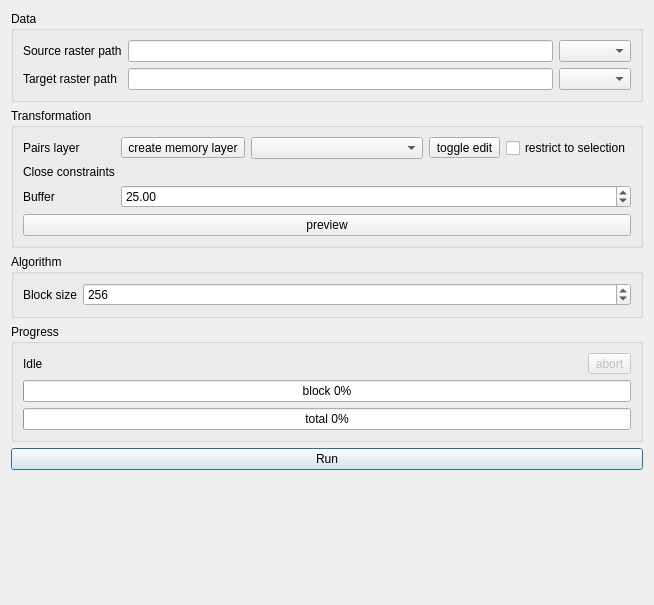
Old version of the form ui_main.ui in the repository olivierdalang/RasterBender.
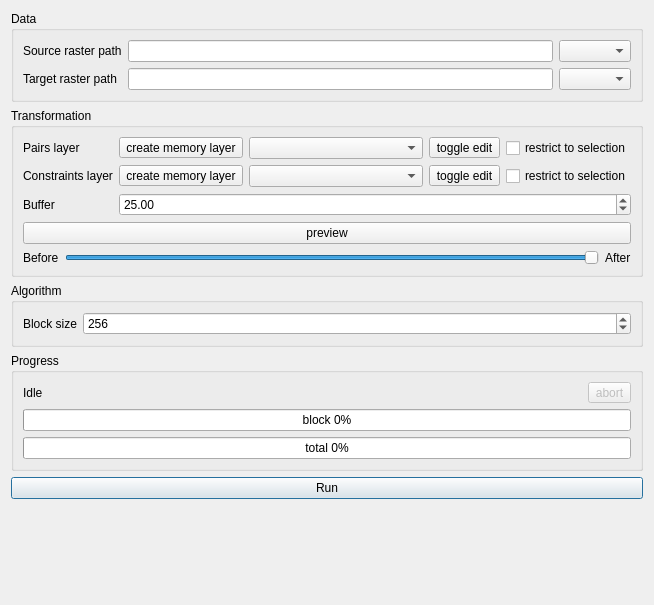
New version of the form. Icons and pictures are not drawn. Custom widgets are drawn as their Qt base class.

Commit message: use separate layers for constraints

```diff
--- a/ui_main.ui
+++ b/ui_main.ui
@@ -162,6 +162,59 @@
         </item>
        </layout>
       </item>
+      <item row="1" column="0">
+       <widget class="QLabel" name="label_5">
+        <property name="text">
+         <string>Constraints layer</string>
+        </property>
+       </widget>
+      </item>
+      <item row="1" column="1">
+       <layout class="QHBoxLayout" name="horizontalLayout">
+        <item>
+         <widget class="QToolButton" name="createConstraintsLayerButton">
+          <property name="text">
+           <string>create memory layer</string>
+          </property>
+          <property name="icon">
+           <iconset>
+            <normaloff>resources/mActionCaptureLine.png</normaloff>resources/mActionCaptureLine.png</iconset>
+          </property>
+         </widget>
+        </item>
+        <item>
+         <widget class="QComboBox" name="constraintsLayerComboBox">
+          <property name="sizePolicy">
+           <sizepolicy hsizetype="Preferred" vsizetype="Fixed">
+            <horstretch>1</horstretch>
+            <verstretch>0</verstretch>
+           </sizepolicy>
+          </property>
+         </widget>
+        </item>
+        <item>
+         <widget class="QToolButton" name="constraintsLayerEditModeButton">
+          <property name="text">
+           <string>toggle edit</string>
+          </property>
+          <property name="icon">
+           <iconset>
+            <normaloff>resources/mIconEditable.png</normaloff>resources/mIconEditable.png</iconset>
+          </property>
+          <property name="checkable">
+           <bool>true</bool>
+          </property>
+         </widget>
+        </item>
+        <item>
+         <widget class="QCheckBox" name="constraintsLayerRestrictToSelectionCheckBox">
+          <property name="text">
+           <string>restrict to selection</string>
+          </property>
+         </widget>
+        </item>
+       </layout>
+      </item>
       <item row="2" column="0">
        <widget class="QLabel" name="label_3">
         <property name="enabled">
@@ -210,17 +263,31 @@
         </property>
        </widget>
       </item>
-      <item row="1" column="0">
-       <widget class="QLabel" name="label_5">
-        <property name="text">
-         <string>Close constraints</string>
-        </property>
-       </widget>
-      </item>
-      <item row="1" column="1">
-       <layout class="QHBoxLayout" name="horizontalLayout">
+      <item row="4" column="0" colspan="2">
+       <layout class="QHBoxLayout" name="horizontalLayout_4">
         <item>
-         <widget class="QgsFieldExpressionWidget" name="closeExpression" native="true"/>
+         <widget class="QLabel" name="label_6">
+          <property name="text">
+           <string>Before</string>
+          </property>
+         </widget>
+        </item>
+        <item>
+         <widget class="QSlider" name="previewSlider">
+          <property name="value">
+           <number>99</number>
+          </property>
+          <property name="orientation">
+           <enum>Qt::Horizontal</enum>
+          </property>
+         </widget>
+        </item>
+        <item>
+         <widget class="QLabel" name="label_7">
+          <property name="text">
+           <string>After</string>
+          </property>
+         </widget>
         </item>
        </layout>
       </item>
@@ -346,14 +413,6 @@
    </item>
   </layout>
  </widget>
- <customwidgets>
-  <customwidget>
-   <class>QgsFieldExpressionWidget</class>
-   <extends>QWidget</extends>
-   <header>qgis.gui</header>
-   <container>1</container>
-  </customwidget>
- </customwidgets>
  <resources/>
  <connections/>
 </ui>
```
Left out of the diff: 2 changed lines with no effect on the pictures. The commit also changes 4 other files.
